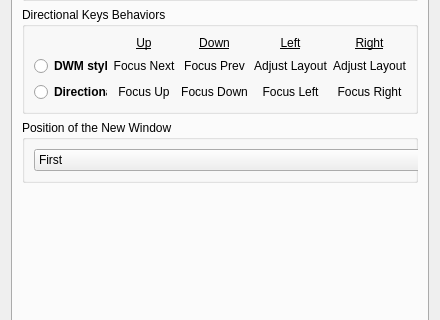
duhdugg/forknite, file res/config.ui: the form before one commit; both pictures show x 0 to 440 and y 132 to 452 of the 440 by 755 pixel window.
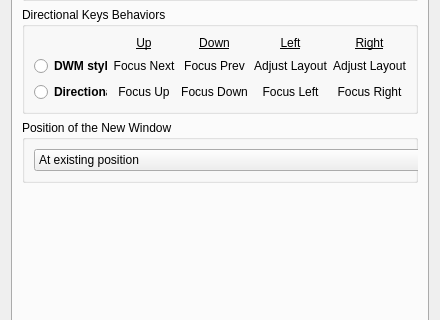
The form after the commit. The open tabs and pages were chosen to show the change.

Patch:
```diff
--- a/res/config.ui
+++ b/res/config.ui
@@ -649,9 +649,14 @@
             <property name="minimumSize">
              <size>
               <width>400</width>
-              <height>At existing position</height>
+              <height>0</height>
              </size>
             </property>
+            <item>
+             <property name="text">
+              <string>At existing position</string>
+             </property>
+            </item>
             <item>
              <property name="text">
               <string>First</string>
```
